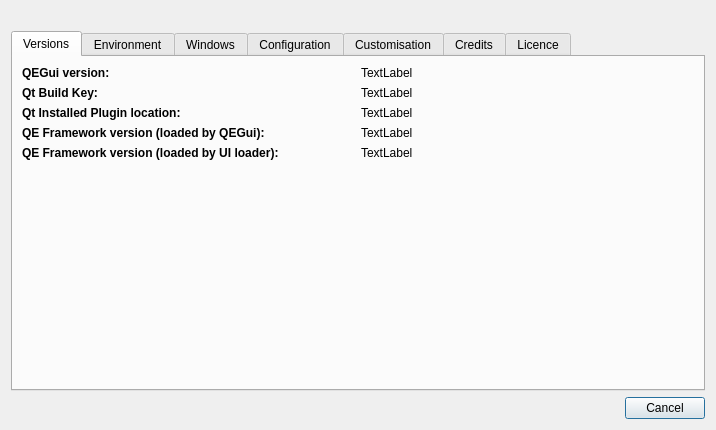
Above: applications/QEGuiApp/src/aboutDialog.ui from andrewrhyder/epicsqt before the change. Below: the same form after it.
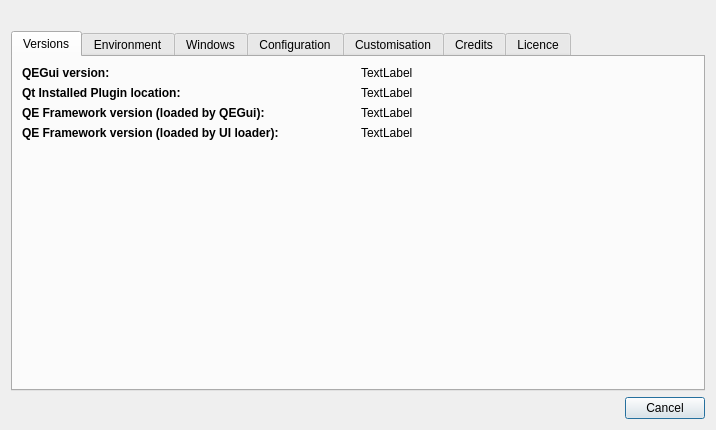
That is the form after the change. Icons and pictures are not drawn.

Commit message: Changes to build under qt5: (Thanks Alex Aryshev) Main changes: - QString toAscii() method changed to toLatin1(). - Many previously implied #include <Qxxx> added. - Qt Plugin macros changed (Q_PLUGIN_METADATA used instead of Q_EXPORT_PLUGIN2). - Project file CONFIG defines changesd to QT defines (still need to make this version specific) - Various implicit casts, etc to keep MS compiler happy

```diff
--- a/applications/QEGuiApp/src/aboutDialog.ui
+++ b/applications/QEGuiApp/src/aboutDialog.ui
@@ -54,7 +54,7 @@
          </property>
         </widget>
        </item>
-       <item row="3" column="0">
+       <item row="2" column="0">
         <widget class="QLabel" name="label_3">
          <property name="font">
           <font>
@@ -67,21 +67,21 @@
          </property>
         </widget>
        </item>
-       <item row="3" column="1">
+       <item row="2" column="1">
         <widget class="QLabel" name="QEFrameworkVersionQEGuiLabel">
          <property name="text">
           <string>TextLabel</string>
          </property>
         </widget>
        </item>
-       <item row="4" column="1">
+       <item row="3" column="1">
         <widget class="QLabel" name="QEFrameworkVersionUILoaderLabel">
          <property name="text">
           <string>TextLabel</string>
          </property>
         </widget>
        </item>
-       <item row="4" column="0">
+       <item row="3" column="0">
         <widget class="QLabel" name="label_4">
          <property name="font">
           <font>
@@ -94,7 +94,7 @@
          </property>
         </widget>
        </item>
-       <item row="5" column="0">
+       <item row="4" column="0">
         <spacer name="verticalSpacer">
          <property name="orientation">
           <enum>Qt::Vertical</enum>
@@ -108,26 +108,6 @@
         </spacer>
        </item>
        <item row="1" column="0">
-        <widget class="QLabel" name="label_16">
-         <property name="font">
-          <font>
-           <weight>75</weight>
-           <bold>true</bold>
-          </font>
-         </property>
-         <property name="text">
-          <string>Qt Build Key:</string>
-         </property>
-        </widget>
-       </item>
-       <item row="1" column="1">
-        <widget class="QLabel" name="QtLibraryVersionLabel">
-         <property name="text">
-          <string>TextLabel</string>
-         </property>
-        </widget>
-       </item>
-       <item row="2" column="0">
         <widget class="QLabel" name="label_17">
          <property name="font">
           <font>
@@ -140,7 +120,7 @@
          </property>
         </widget>
        </item>
-       <item row="2" column="1">
+       <item row="1" column="1">
         <widget class="QLabel" name="QtInstalledPluginsLabel">
          <property name="text">
           <string>TextLabel</string>
```
Left out of the diff: 38 changed lines with no effect on the pictures. The commit also changes 64 other files.
